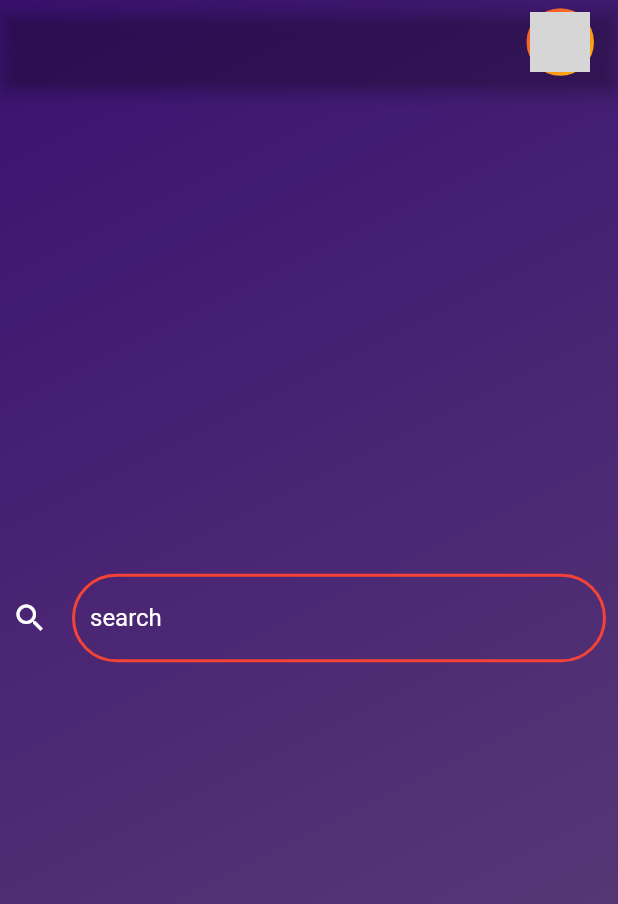
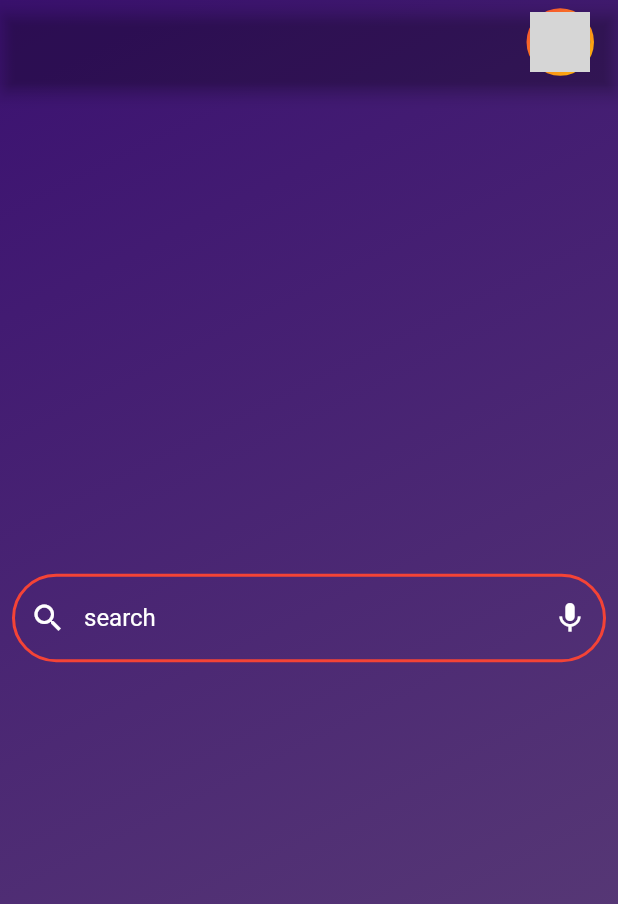
Before and after one commit to christianmahardhika/movie-app-flutter, a Flutter app: the screen it shows after launch, on a phone screen of 412 x 824 dp. Shown: the top 904 px of the screen. Run offline on Flutter 3.47's test engine with Material 2 defaults, Android fonts, the phone set to English and light mode, and no system bars; network calls fail; grey boxes are pictures that could not be loaded.

Commit message:
fix icon search bar

```diff
--- a/lib/widget/search_bar.dart
+++ b/lib/widget/search_bar.dart
@@ -14,8 +14,12 @@ class _SearchBarWidgetState extends State<SearchBarWidget> {
       decoration: InputDecoration(
         labelText: "search",
         labelStyle: TextStyle(color: Colors.white),
-        icon: Icon(
+        prefixIcon: Icon(
           Icons.search,
+          color: Colors.white,
+        ),
+        suffixIcon: Icon(
+          Icons.mic,
           color: Colors.white,
         ),
         enabledBorder: OutlineInputBorder(
```
